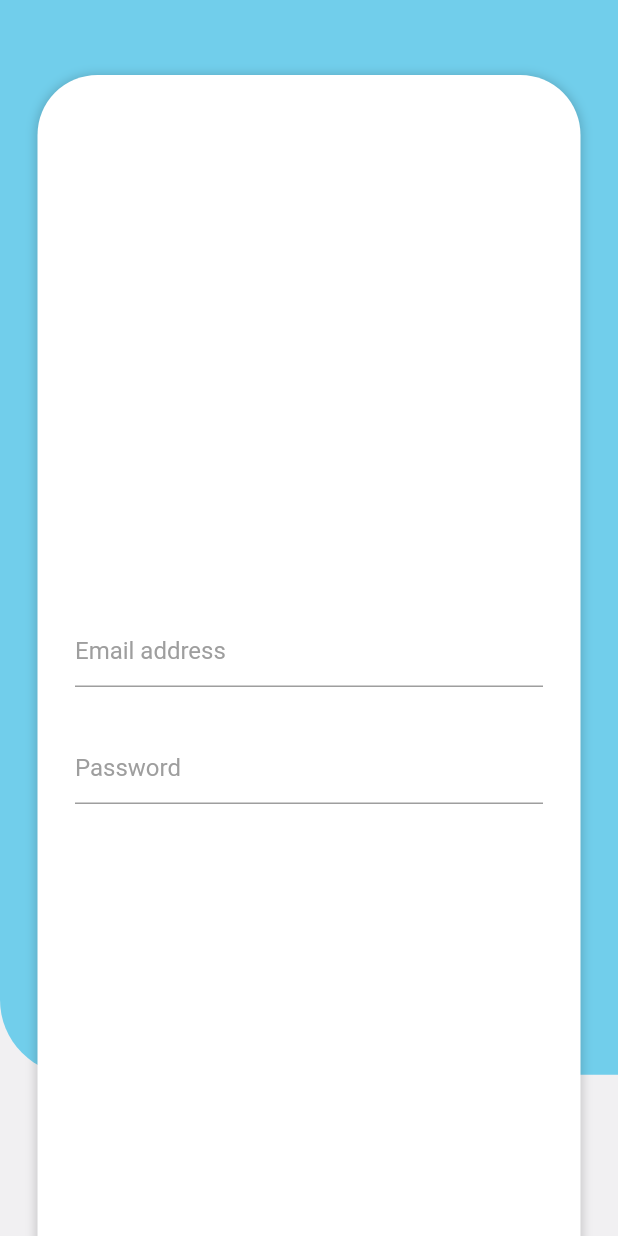
After one commit to mukireus/flutter_ui_template_login, a Flutter app: the PineAppleLogin screen opened directly, on a phone screen of 412 x 824 dp. The commit adds this screen. Run offline on Flutter 3.47's test engine with Material 2 defaults, Android fonts, the phone set to English and light mode, and no system bars; our stand-ins replace flutter_screenutil; missing offline and left inert: polygon_clipper.

Commit message:
added pineapple login

```diff
--- a/lib/home_list.dart
+++ b/lib/home_list.dart
@@ -5,6 +5,7 @@ import 'package:flutter_template_login/screens/cherry_login.dart';
 import 'package:flutter_template_login/screens/fig_login.dart';
 import 'package:flutter_template_login/screens/grape_login.dart';
 import 'package:flutter_template_login/screens/muz_login.dart';
+import 'package:flutter_template_login/screens/pineapple_dart.dart';
 import 'package:flutter_template_login/screens/pomegranate_login.dart';
 import 'package:flutter_template_login/screens/strawberry_login.dart';
 import 'package:flutter_template_login/screens/watermelon_login.dart';
@@ -61,6 +62,10 @@ class HomeList {
     HomeList(
       imagePath: UIHelper.watermelonPhoto,
       navigateScreen: WatermelonLogin(),
+    ),
+    HomeList(
+      imagePath: UIHelper.pineapplePhoto,
+      navigateScreen: PineAppleLogin(),
     )
   ];
 }
--- /dev/null
+++ b/lib/screens/pineapple_dart.dart
@@ -0,0 +1,101 @@
+import 'package:flutter/material.dart';
+import 'package:flutter_screenutil/flutter_screenutil.dart';
+import 'package:flutter_template_login/ui/ui_helper.dart';
+
+class PineAppleLogin extends StatefulWidget {
+  @override
+  _PineAppleLoginState createState() => _PineAppleLoginState();
+}
+
+class _PineAppleLoginState extends State<PineAppleLogin> {
+  @override
+  Widget build(BuildContext context) {
+    ScreenUtil.instance.init(context);
+    return Scaffold(
+      backgroundColor: UIHelper.PINEAPPLE_SECONDARY_COLOR,
+      body: ListView(
+        children: <Widget>[
+          Stack(
+            children: <Widget>[
+              _backContainer,
+              _frontContainer,
+            ],
+          ),
+          _loginButton
+        ],
+      ),
+    );
+  }
+
+  Widget get _backContainer => Container(
+        height: UIHelper.dynamicHeight(600),
+        decoration: BoxDecoration(
+          borderRadius: BorderRadius.only(bottomLeft: Radius.circular(50)),
+          color: UIHelper.PINEAPPLE_PRIMARY_COLOR,
+        ),
+      );
+  Widget get _frontContainer => Padding(
+        padding: const EdgeInsets.fromLTRB(25, 50, 25, 0),
+        child: Container(
+          height: UIHelper.dynamicHeight(700),
+          decoration: BoxDecoration(
+              boxShadow: [_boxShadow],
+              borderRadius: BorderRadius.circular(40),
+              color: Colors.white),
+          child: _formField,
+        ),
+      );
+
+  Widget get _formField => Padding(
+        padding: const EdgeInsets.symmetric(horizontal: 25),
+        child: Column(
+          mainAxisAlignment: MainAxisAlignment.center,
+          crossAxisAlignment: CrossAxisAlignment.center,
+          children: <Widget>[
+            _textField(UIHelper.email, false),
+            _textField(UIHelper.password, true),
+          ],
+        ),
+      );
+
+  Widget _textField(String text, bool obscure) => Padding(
+        padding: const EdgeInsets.fromLTRB(0, 20, 0, 10),
+        child: TextField(
+          style: TextStyle(color: Colors.grey),
+          textAlign: TextAlign.left,
+          obscureText: obscure,
+          autocorrect: false,
+          cursorColor: Colors.grey,
+          maxLines: 1,
+          decoration: InputDecoration(
+            border: new UnderlineInputBorder(
+                borderSide: new BorderSide(color: Colors.grey)),
+            hintText: text,
+            hintStyle: TextStyle(color: Colors.grey),
+          ),
+        ),
+      );
+  Widget get _loginButton => Padding(
+      padding: const EdgeInsets.fromLTRB(25, 50, 25, 0),
+      child: MaterialButton(
+        height: 56,
+        minWidth: double.infinity,
+        color: UIHelper.PINEAPPLE_PRIMARY_COLOR,
+        shape: RoundedRectangleBorder(
+            borderRadius: new BorderRadius.circular(70.0)),
+        onPressed: () {},
+        child: Text(
+          "Sign In",
+          style: TextStyle(fontSize: 15, color: Colors.white),
+        ),
+      ));
+}
+
+final BoxShadow _boxShadow = BoxShadow(
+    color: UIHelper.PINEAPPLE_SHADOW,
+    blurRadius: 5.0, // has the effect of softening the shadow
+    spreadRadius: 1.0, // has the effect of extending the shadow
+    offset: Offset(
+      0.0, // horizontal, move right 10
+      1.0, // vertical, move down 10
+    ));
--- a/lib/screens/watermelon_login.dart
+++ b/lib/screens/watermelon_login.dart
@@ -1,7 +1,6 @@
 import 'package:flutter/material.dart';
 import 'package:flutter_screenutil/flutter_screenutil.dart';
 import 'package:flutter_template_login/ui/ui_helper.dart';
-import 'package:flutter_template_login/ui/widgets/button_widgets.dart';
 import 'package:flutter_template_login/ui/widgets/forgetPassButton_widget.dart';
 
 class WatermelonLogin extends StatefulWidget {
--- a/lib/ui/ui_helper.dart
+++ b/lib/ui/ui_helper.dart
@@ -34,6 +34,7 @@ class UIHelper {
   static final String cherryPhoto = "assets/images/cherry_login.png";
   static final String applePhoto = "assets/images/apple_login.png";
   static final String watermelonPhoto = "assets/images/watermelon_login.png";
+  static final String pineapplePhoto = "assets/images/pineapple_login.png";
   static final String noPhoto = "assets/images/no_photo.png";
   static final String scooter = "assets/drawable/scooter.png";
 
@@ -88,6 +89,10 @@ class UIHelper {
   static const Color WATERMELON_PRIMARY_COLOR = Color(0xFFC72C41);
   static const Color WATERMELON_SHADOW = Color(0x40C72C41);
 
+  static const Color PINEAPPLE_PRIMARY_COLOR = Color(0xFF71CEEB);
+  static const Color PINEAPPLE_SECONDARY_COLOR = Color(0xFFF1F0F2);
+  static const Color PINEAPPLE_SHADOW = Color(0x30000000);
+
   // GLOBAL COLORS
   static const Color SPOTIFY_COLOR = Color(0xFF1DB954);
   static const Color SPOTIFY_TEXT_COLOR = Color(0xFFF4F6FC);
```
Also changed, not shown: assets/images/pineapple_login.png (added), 1 other file.
